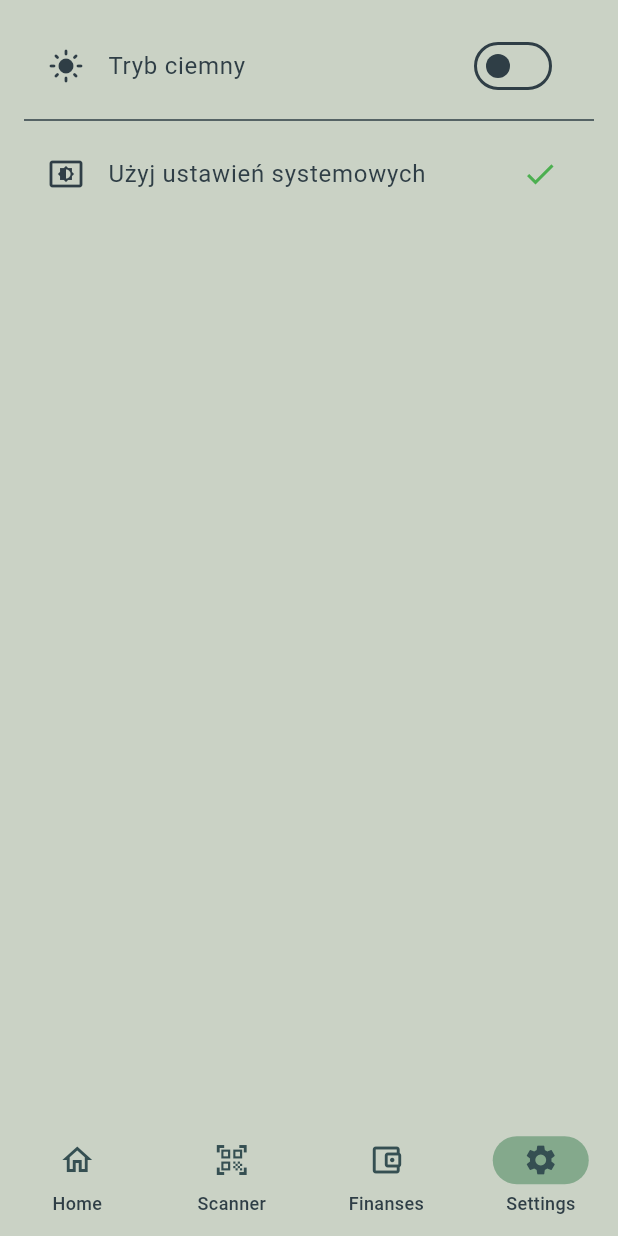
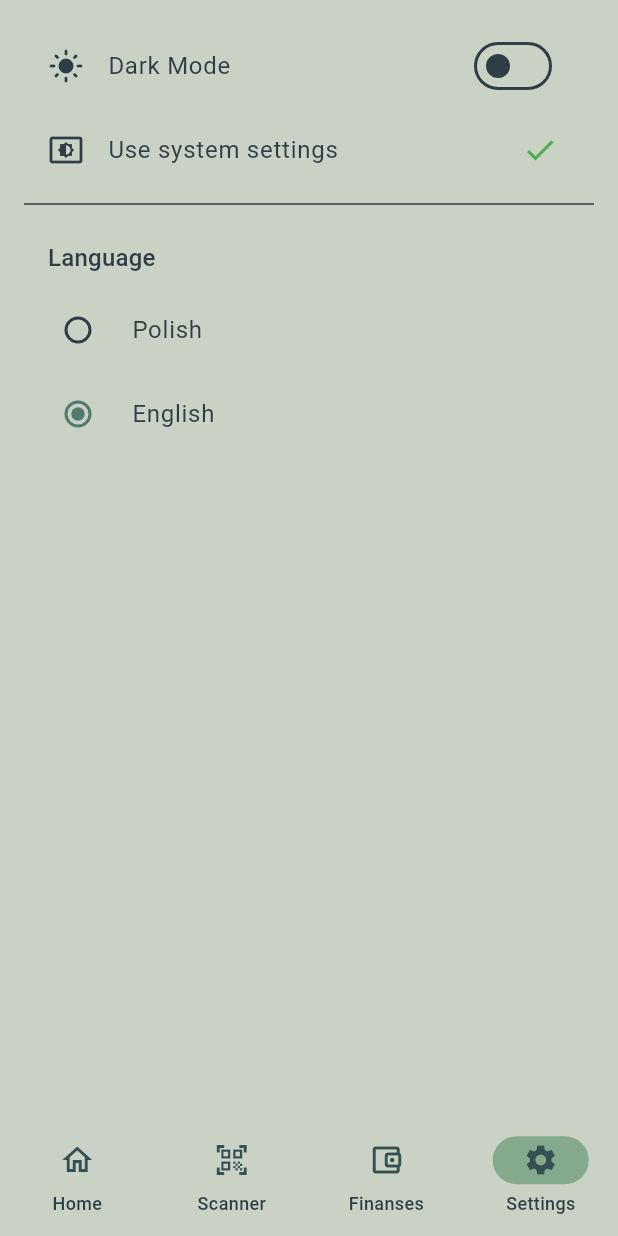
Before and after one commit to fiZZowsky/FinTracker, a Flutter app: the screen it shows after launch, item 4 of the bottom bar chosen, on a phone screen of 412 x 824 dp. Run offline on Flutter 3.47's test engine with Material 3 defaults, Android fonts, the phone set to English and light mode, and no system bars; our stand-ins replace go_router, path_drawing; missing offline and left inert: svg_path_parser; generated files the repository leaves out were written again.

Commit message:
Added UI translations for english and polish

```diff
--- /dev/null
+++ b/l10n.yaml
@@ -0,0 +1,3 @@
+arb-dir: lib/l10n
+template-arb-file: app_en.arb
+output-localization-file: app_localizations.dart
--- /dev/null
+++ b/lib/l10n/app_en.arb
@@ -0,0 +1,13 @@
+{
+    "@@locale": "en",
+    "homePage": "Home",
+    "scannerPage": "Scanner",
+    "finansesPage": "Finanses",
+    "settingsPage": "Settings",
+    "themeSwitch": "Dark Mode",
+    "themeSwitchSystem": "Use system settings",
+    "language": "Language",
+    "languageSystem": "System Default",
+    "languagePolish": "Polish",
+    "languageEnglish": "English"
+}
--- a/lib/main.dart
+++ b/lib/main.dart
@@ -4,7 +4,9 @@ import 'helpers/app_router.dart';
 import 'ui/theme/app_theme.dart';
 import 'ui/view_models/theme_view_model.dart';
 import 'ui/view_models/loading_view_model.dart';
+import 'ui/view_models/locale_view_model.dart';
 import 'ui/widgets/global_loader_overlay.dart';
+import 'package:flutter_gen/gen_l10n/app_localizations.dart';
 
 void main() {
   runApp(
@@ -12,6 +14,7 @@ void main() {
       providers: [
         ChangeNotifierProvider(create: (context) => ThemeViewModel()),
         ChangeNotifierProvider(create: (context) => LoadingViewModel()),
+        ChangeNotifierProvider(create: (context) => LocaleViewModel()),
       ],
       child: const MyApp(),
     ),
@@ -24,6 +27,7 @@ class MyApp extends StatelessWidget {
   @override
   Widget build(BuildContext context) {
     final themeViewModel = Provider.of<ThemeViewModel>(context);
+    final localeViewModel = context.watch<LocaleViewModel>();
 
     return MaterialApp.router(
       title: 'FinTracker',
@@ -31,7 +35,10 @@ class MyApp extends StatelessWidget {
       theme: AppTheme.lightTheme,
       darkTheme: AppTheme.darkTheme,
       themeMode: themeViewModel.themeMode,
+      locale: localeViewModel.locale,
       routerConfig: AppRouter.router,
+      localizationsDelegates: AppLocalizations.localizationsDelegates,
+      supportedLocales: AppLocalizations.supportedLocales,
       builder: (context, router) {
         return Stack(
           children: [
--- a/lib/ui/view/settings_page.dart
+++ b/lib/ui/view/settings_page.dart
@@ -1,21 +1,26 @@
 import 'package:flutter/material.dart';
 import 'package:provider/provider.dart';
 import '../view_models/theme_view_model.dart';
+import '../view_models/locale_view_model.dart';
+import 'package:flutter_gen/gen_l10n/app_localizations.dart';
 
 class SettingsPage extends StatelessWidget {
   const SettingsPage({super.key});
 
   @override
   Widget build(BuildContext context) {
-    return Consumer<ThemeViewModel>(
-      builder: (context, themeVM, child) {
+    final l10n = AppLocalizations.of(context)!;
+
+    final themeVM = context.watch<ThemeViewModel>();
+    final localeVM = context.watch<LocaleViewModel>();
+
     final isDark = themeVM.isDarkMode(context);
 
     return ListView(
       padding: const EdgeInsets.all(16.0),
       children: [
         SwitchListTile(
-              title: const Text('Tryb ciemny'),
+          title: Text(l10n.themeSwitch),
           secondary: Icon(
             isDark ? Icons.dark_mode : Icons.light_mode,
           ),
@@ -24,9 +29,8 @@ class SettingsPage extends StatelessWidget {
             themeVM.toggleTheme(value);
           },
         ),
-            const Divider(),
         ListTile(
-              title: const Text('Użyj ustawień systemowych'),
+          title: Text(l10n.themeSwitchSystem),
           leading: const Icon(Icons.settings_brightness),
           trailing: themeVM.themeMode == ThemeMode.system
               ? const Icon(Icons.check, color: Colors.green)
@@ -35,9 +39,31 @@ class SettingsPage extends StatelessWidget {
             themeVM.setThemeMode(ThemeMode.system);
           },
         ),
+        const Divider(),
+        Padding(
+          padding: const EdgeInsets.only(top: 16.0, left: 16.0, bottom: 8.0),
+          child: Text(
+            l10n.language,
+            style: Theme.of(context).textTheme.titleMedium,
+          ),
+        ),
+        RadioListTile<Locale>(
+          title: Text(l10n.languagePolish),
+          value: const Locale('pl'),
+          groupValue: localeVM.locale,
+          onChanged: (value) {
+            localeVM.setLocale(value!);
+          },
+        ),
+        RadioListTile<Locale>(
+          title: Text(l10n.languageEnglish),
+          value: const Locale('en'),
+          groupValue: localeVM.locale,
+          onChanged: (value) {
+            localeVM.setLocale(value!);
+          },
+        ),
       ],
-        );
-      },
     );
   }
 }
--- /dev/null
+++ b/lib/ui/view_models/locale_view_model.dart
@@ -0,0 +1,13 @@
+import 'package:flutter/material.dart';
+
+class LocaleViewModel extends ChangeNotifier {
+  Locale _locale = const Locale('en');
+
+  Locale get locale => _locale;
+
+  void setLocale(Locale newLocale) {
+    if (_locale == newLocale) return;
+    _locale = newLocale;
+    notifyListeners();
+  }
+}
--- a/lib/ui/widgets/responsive_nav_shell.dart
+++ b/lib/ui/widgets/responsive_nav_shell.dart
@@ -4,6 +4,8 @@ import 'package:go_router/go_router.dart';
 import 'package:provider/provider.dart';
 import '../view_models/theme_view_model.dart';
 import '../view_models/loading_view_model.dart';
+import '../view_models/locale_view_model.dart';
+import 'package:flutter_gen/gen_l10n/app_localizations.dart';
 
 class ResponsiveNavShell extends StatelessWidget {
   final Widget child;
@@ -50,18 +52,44 @@ class ResponsiveNavShell extends StatelessWidget {
 
   // web layout
   Widget _buildWebLayout(BuildContext context, Widget child) {
+    final l10n = AppLocalizations.of(context)!;
     return Scaffold(
       appBar: AppBar(
         title: const Text('FinTracker'),
         actions: [
-          _buildWebNavItem(context, label: 'Home', location: '/'),
-          _buildWebNavItem(context, label: 'Finanses', location: '/finanses'),
+          _buildWebNavItem(context, label: l10n.homePage, location: '/'),
+          _buildWebNavItem(context,
+              label: l10n.finansesPage, location: '/finanses'),
           const SizedBox(width: 20),
+          _buildLanguageMenuButton(context),
           _buildThemeToggleButton(context),
           const SizedBox(width: 20),
         ],
       ),
       body: child,
+    );
+  }
+
+  Widget _buildLanguageMenuButton(BuildContext context) {
+    final l10n = AppLocalizations.of(context)!;
+    final localeVM = context.read<LocaleViewModel>();
+
+    return PopupMenuButton<Locale>(
+      icon: const Icon(Icons.language),
+      tooltip: l10n.language,
+      onSelected: (Locale locale) {
+        localeVM.setLocale(locale);
+      },
+      itemBuilder: (context) => [
+        PopupMenuItem(
+          value: const Locale('pl'),
+          child: Text(l10n.languagePolish),
+        ),
+        PopupMenuItem(
+          value: const Locale('en'),
+          child: Text(l10n.languageEnglish),
+        ),
+      ],
     );
   }
 
@@ -80,6 +108,8 @@ class ResponsiveNavShell extends StatelessWidget {
 
   // desktop layout
   Widget _buildDesktopLayout(BuildContext context, Widget child) {
+    final l10n = AppLocalizations.of(context)!;
+
     return Scaffold(
       body: Row(
         children: [
@@ -87,32 +117,23 @@ class ResponsiveNavShell extends StatelessWidget {
             selectedIndex: _calculateDesktopIndex(context),
             onDestinationSelected: (index) => _onDesktopNavTap(context, index),
             labelType: NavigationRailLabelType.all,
-            destinations: const [
+            destinations: [
               NavigationRailDestination(
-                icon: Icon(Icons.home_outlined),
-                selectedIcon: Icon(Icons.home),
-                label: Text('Home'),
+                icon: const Icon(Icons.home_outlined),
+                selectedIcon: const Icon(Icons.home),
+                label: Text(l10n.homePage),
               ),
               NavigationRailDestination(
-                icon: Icon(Icons.account_balance_wallet_outlined),
-                selectedIcon: Icon(Icons.account_balance_wallet),
-                label: Text('Finanses'),
+                icon: const Icon(Icons.account_balance_wallet_outlined),
+                selectedIcon: const Icon(Icons.account_balance_wallet),
+                label: Text(l10n.finansesPage),
               ),
               NavigationRailDestination(
-                icon: Icon(Icons.settings_outlined),
-                selectedIcon: Icon(Icons.settings),
-                label: Text('Settings'),
+                icon: const Icon(Icons.settings_outlined),
+                selectedIcon: const Icon(Icons.settings),
+                label: Text(l10n.settingsPage),
               ),
             ],
-            trailing: Expanded(
-              child: Align(
-                alignment: Alignment.bottomCenter,
-                child: Padding(
-                  padding: const EdgeInsets.only(bottom: 20.0),
-                  child: _buildThemeToggleButton(context),
-                ),
-              ),
-            ),
           ),
           const VerticalDivider(thickness: 1, width: 1),
           Expanded(
@@ -125,31 +146,32 @@ class ResponsiveNavShell extends StatelessWidget {
 
   // mobile layout
   Widget _buildMobileLayout(BuildContext context, Widget child) {
+    final l10n = AppLocalizations.of(context)!;
     return Scaffold(
       body: child,
       bottomNavigationBar: NavigationBar(
         selectedIndex: _calculateMobileIndex(context),
         onDestinationSelected: (index) => _onMobileNavTap(context, index),
-        destinations: const [
+        destinations: [
           NavigationDestination(
             icon: Icon(Icons.home_outlined),
             selectedIcon: Icon(Icons.home),
-            label: 'Home',
+            label: l10n.homePage,
           ),
           NavigationDestination(
             icon: Icon(Icons.qr_code_scanner),
             selectedIcon: Icon(Icons.qr_code_scanner),
-            label: 'Scanner',
+            label: l10n.scannerPage,
           ),
           NavigationDestination(
             icon: Icon(Icons.account_balance_wallet_outlined),
             selectedIcon: Icon(Icons.account_balance_wallet),
-            label: 'Finanses',
+            label: l10n.finansesPage,
           ),
           NavigationDestination(
             icon: Icon(Icons.settings_outlined),
             selectedIcon: Icon(Icons.settings),
-            label: 'Settings',
+            label: l10n.settingsPage,
           ),
         ],
       ),
```
Also changed, not shown: lib/l10n/app_pl.arb (added, +13 -0 lines), pubspec.yaml (+5 -2 lines), pubspec.lock. Lines whose indentation alone changed are shown as unchanged.
